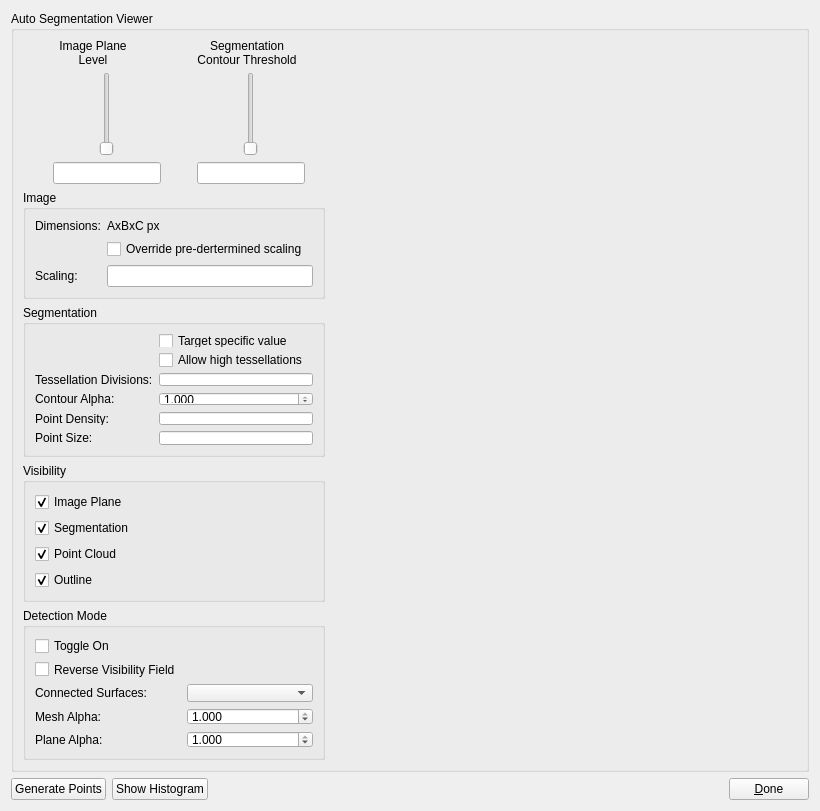
Old version of the form mapclientplugins/autosegmentationstep/qt/autosegmentationwidget.ui in the repository mapclient-plugins/mapclientplugins.autosegmentationstep.
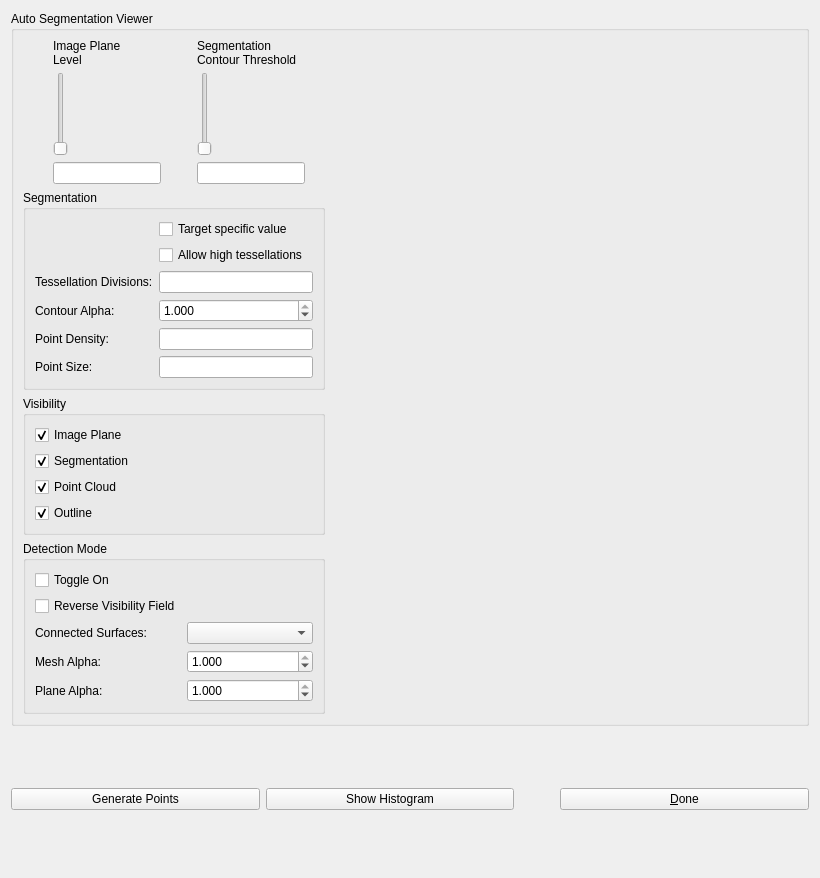
New version of the form. Custom widgets are drawn as their Qt base class.

Commit message: Move image stack scaling to ImageStackWidget

```diff
--- a/mapclientplugins/autosegmentationstep/qt/autosegmentationwidget.ui
+++ b/mapclientplugins/autosegmentationstep/qt/autosegmentationwidget.ui
@@ -7,7 +7,7 @@
     <x>0</x>
     <y>0</y>
     <width>820</width>
-    <height>781</height>
+    <height>878</height>
    </rect>
   </property>
   <property name="windowTitle">
@@ -32,9 +32,6 @@
          <layout class="QHBoxLayout" name="horizontalLayout_2">
           <item>
            <spacer name="horizontalSpacer_2">
-            <property name="orientation">
-             <enum>Qt::Orientation::Horizontal</enum>
-            </property>
             <property name="sizeHint" stdset="0">
              <size>
               <width>20</width>
@@ -80,22 +77,16 @@
               <property name="text">
                <string>Image Plane Level</string>
               </property>
-              <property name="alignment">
-               <set>Qt::AlignmentFlag::AlignCenter</set>
-              </property>
               <property name="wordWrap">
                <bool>true</bool>
               </property>
              </widget>
             </item>
-            <item alignment="Qt::AlignmentFlag::AlignHCenter">
+            <item>
              <widget class="QSlider" name="isoValueSlider">
               <property name="maximum">
                <number>99</number>
               </property>
-              <property name="orientation">
-               <enum>Qt::Orientation::Vertical</enum>
-              </property>
              </widget>
             </item>
             <item>
@@ -109,9 +100,6 @@
           </item>
           <item>
            <spacer name="horizontalSpacer_3">
-            <property name="orientation">
-             <enum>Qt::Orientation::Horizontal</enum>
-            </property>
             <property name="sizeHint" stdset="0">
              <size>
               <width>20</width>
@@ -145,22 +133,16 @@
               <property name="text">
                <string>Segmentation Contour Threshold</string>
               </property>
-              <property name="alignment">
-               <set>Qt::AlignmentFlag::AlignCenter</set>
-              </property>
               <property name="wordWrap">
                <bool>true</bool>
               </property>
              </widget>
             </item>
-            <item alignment="Qt::AlignmentFlag::AlignHCenter">
+            <item>
              <widget class="QSlider" name="segmentationValueSlider">
               <property name="maximum">
                <number>10000</number>
               </property>
-              <property name="orientation">
-               <enum>Qt::Orientation::Vertical</enum>
-              </property>
              </widget>
             </item>
             <item>
@@ -174,9 +156,6 @@
           </item>
           <item>
            <spacer name="horizontalSpacer_5">
-            <property name="orientation">
-             <enum>Qt::Orientation::Horizontal</enum>
-            </property>
             <property name="sizeHint" stdset="0">
              <size>
               <width>20</width>
@@ -187,46 +166,6 @@
           </item>
          </layout>
         </item>
-        <item>
-         <widget class="QGroupBox" name="groupBoxImage">
-          <property name="title">
-           <string>Image</string>
-          </property>
-          <layout class="QFormLayout" name="formLayout_2">
-           <item row="0" column="0">
-            <widget class="QLabel" name="label_7">
-             <property name="text">
-              <string>Dimensions:</string>
-             </property>
-            </widget>
-           </item>
-           <item row="0" column="1">
-            <widget class="QLabel" name="imagePixelOutputLabel">
-             <property name="text">
-              <string>AxBxC px</string>
-             </property>
-            </widget>
-           </item>
-           <item row="2" column="1">
-            <widget class="QCheckBox" name="overrideScalingCheckBox">
-             <property name="text">
-              <string>Override pre-dertermined scaling</string>
-             </property>
-            </widget>
-           </item>
-           <item row="3" column="1">
-            <widget class="QLineEdit" name="scalingLineEdit"/>
-           </item>
-           <item row="3" column="0">
-            <widget class="QLabel" name="label_6">
-             <property name="text">
-              <string>Scaling:</string>
-             </property>
-            </widget>
-           </item>
-          </layout>
-         </widget>
-        </item>
         <item>
          <widget class="QGroupBox" name="groupBoxSegmentation">
           <property name="title">
@@ -456,9 +395,6 @@
       </item>
       <item>
        <spacer name="horizontalSpacer_4">
-        <property name="orientation">
-         <enum>Qt::Orientation::Horizontal</enum>
-        </property>
         <property name="sizeHint" stdset="0">
          <size>
           <width>10</width>
@@ -498,9 +434,6 @@
      </item>
      <item>
       <spacer name="horizontalSpacer">
-       <property name="orientation">
-        <enum>Qt::Orientation::Horizontal</enum>
-       </property>
        <property name="sizeHint" stdset="0">
         <size>
          <width>40</width>
```
Left out of the diff: 2 changed lines with no effect on the pictures. The commit also changes 2 other files.
